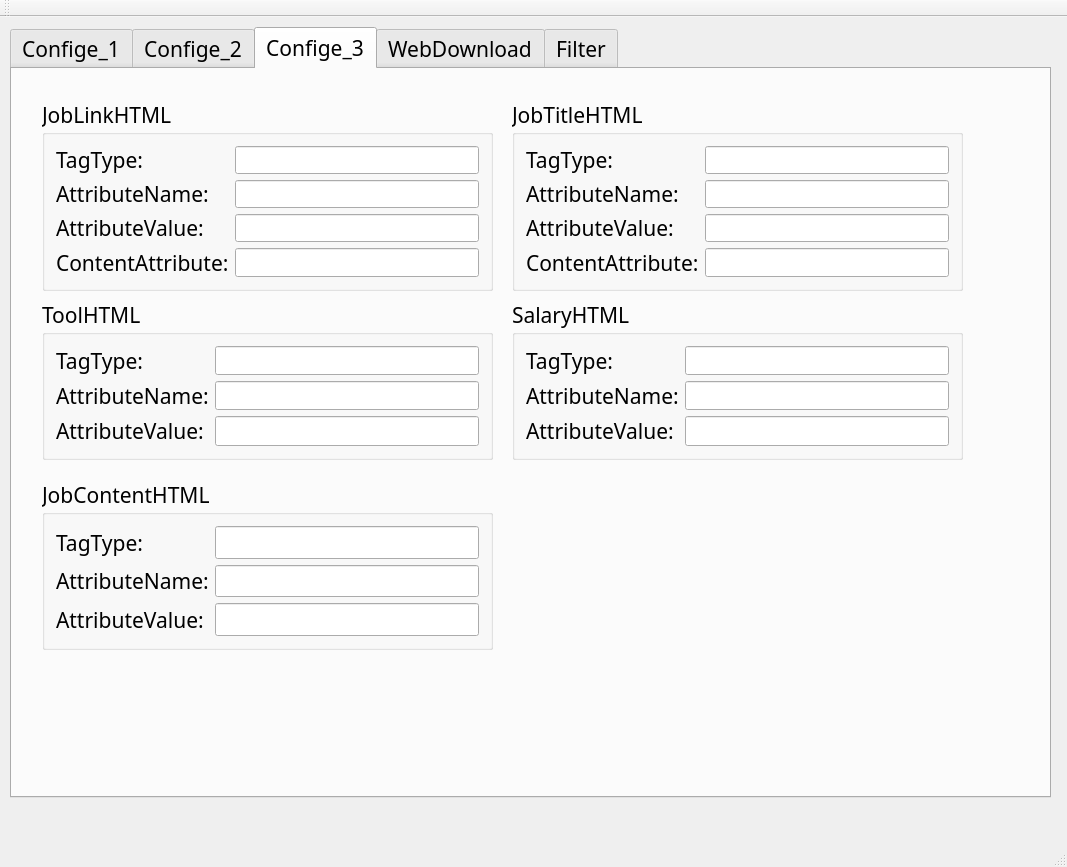
First picture: the form in JobCrawlerGui/JobCrawlerGui.ui, repository EricZhengDaShun/JobCrawler, before the edit.
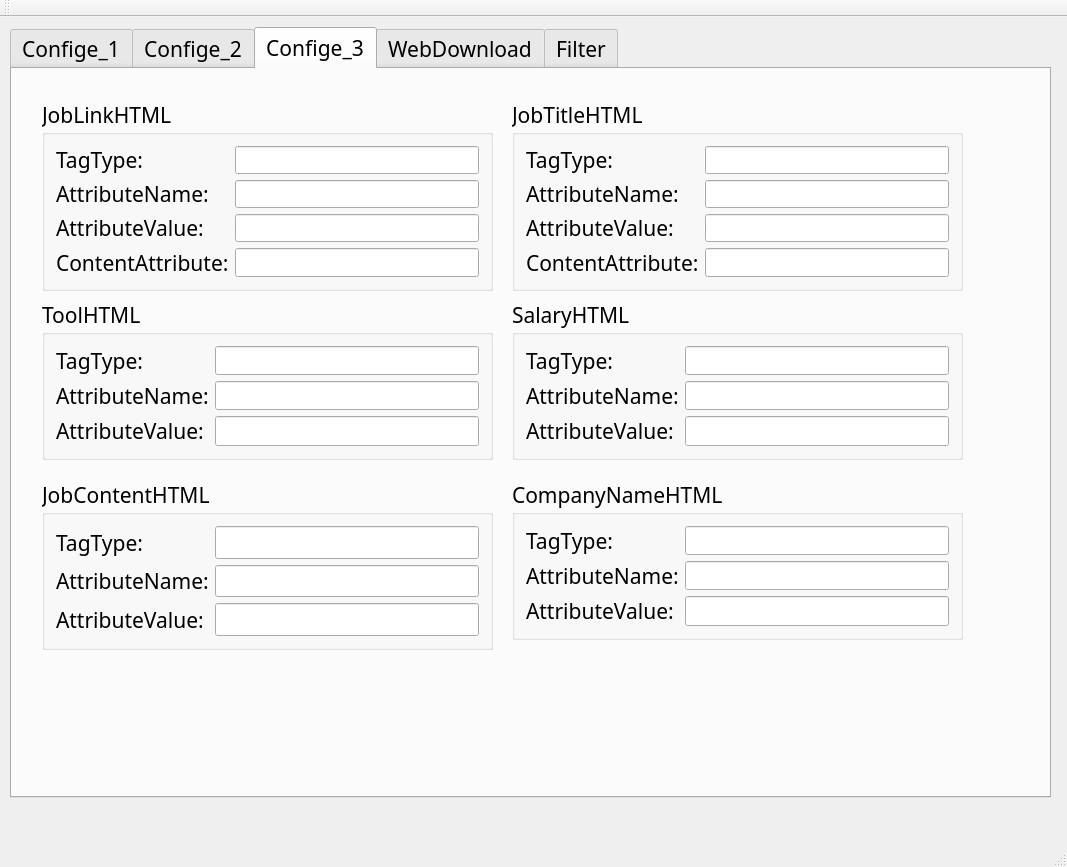
Second picture: the form after the edit. The open tabs and pages were chosen to show the change. Custom widgets are drawn as their Qt base class.

Commit message: Add company name parse function.

The edit to the form file:
```diff
--- a/JobCrawlerGui/JobCrawlerGui.ui
+++ b/JobCrawlerGui/JobCrawlerGui.ui
@@ -743,6 +743,51 @@
        </item>
       </layout>
      </widget>
+     <widget class="QGroupBox" name="companyNameHTMLGroupBox">
+      <property name="geometry">
+       <rect>
+        <x>500</x>
+        <y>410</y>
+        <width>451</width>
+        <height>161</height>
+       </rect>
+      </property>
+      <property name="title">
+       <string>CompanyNameHTML</string>
+      </property>
+      <layout class="QFormLayout" name="formLayout_6">
+       <item row="0" column="0">
+        <widget class="QLabel" name="companyNameHTMLTagTypeLabel">
+         <property name="text">
+          <string>TagType:</string>
+         </property>
+        </widget>
+       </item>
+       <item row="0" column="1">
+        <widget class="QLineEdit" name="companyNameHTMLTagTypeLineEdit"/>
+       </item>
+       <item row="1" column="0">
+        <widget class="QLabel" name="companyNameHTMLAttributeNameLabel">
+         <property name="text">
+          <string>AttributeName:</string>
+         </property>
+        </widget>
+       </item>
+       <item row="1" column="1">
+        <widget class="QLineEdit" name="companyNameHTMLAttributeNameLineEdit"/>
+       </item>
+       <item row="2" column="0">
+        <widget class="QLabel" name="companyNameHTMLAttributeValueLabel">
+         <property name="text">
+          <string>AttributeValue:</string>
+         </property>
+        </widget>
+       </item>
+       <item row="2" column="1">
+        <widget class="QLineEdit" name="companyNameHTMLAttributeValueLineEdit"/>
+       </item>
+      </layout>
+     </widget>
     </widget>
     <widget class="QWidget" name="WebDownload">
      <attribute name="title">
```
The commit also changes 5 other files.
